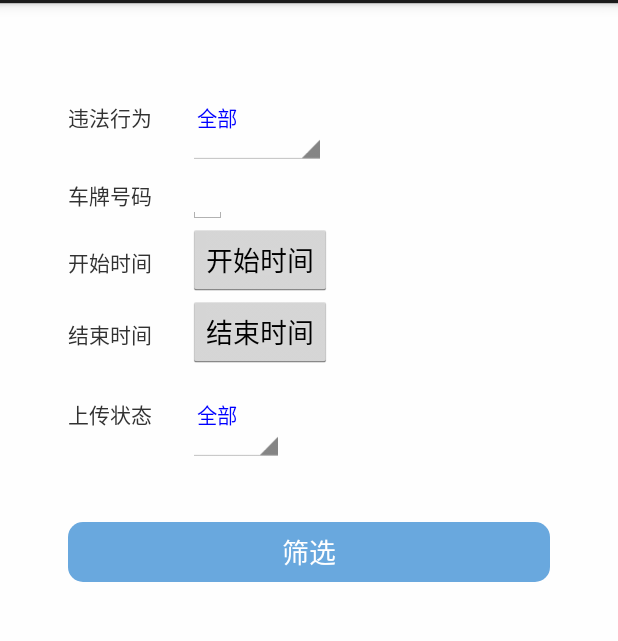
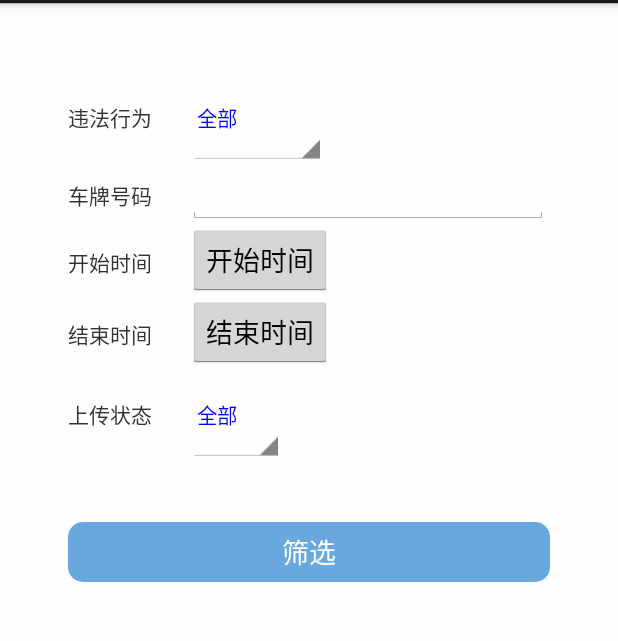
Before and after one commit to hcxxiaomo/ChCarAppNew_as, an Android app: the StaticConditionActivity screen opened directly, with no data from a screen before it, on a phone screen of 412 x 824 dp, the part 69-710 px from its top. Run offline under Robolectric (Android 15) with nearby library versions, the phone set to English and light mode, and no system bars.

```diff
--- a/app/src/main/res/layout/activity_static_carnumber_condition.xml
+++ b/app/src/main/res/layout/activity_static_carnumber_condition.xml
@@ -21,6 +21,7 @@
         android:id="@+id/sn_static_condition_action"
         android:layout_width="match_parent"
         android:layout_height="wrap_content"
+        android:spinnerMode="dialog"
         />
     </LinearLayout>
     <LinearLayout
@@ -36,7 +37,7 @@
 
     <EditText
         android:id="@+id/et_static_condition_carnumber"
-           android:layout_width="match_parent"
+           android:layout_width="240sp"
     android:layout_height="wrap_content"
     android:inputType="text"
         />
@@ -92,6 +93,7 @@
         android:id="@+id/sn_static_condition_upload"
         android:layout_width="match_parent"
         android:layout_height="wrap_content"
+        android:spinnerMode="dialog"
         />
 
     </LinearLayout>
```
